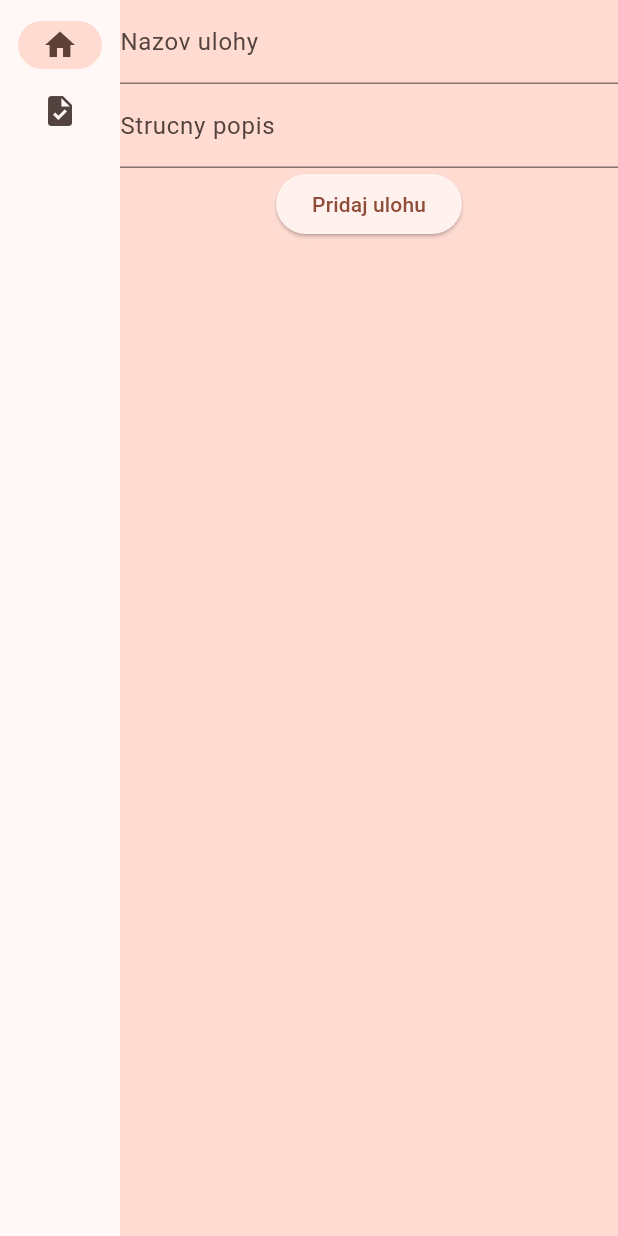
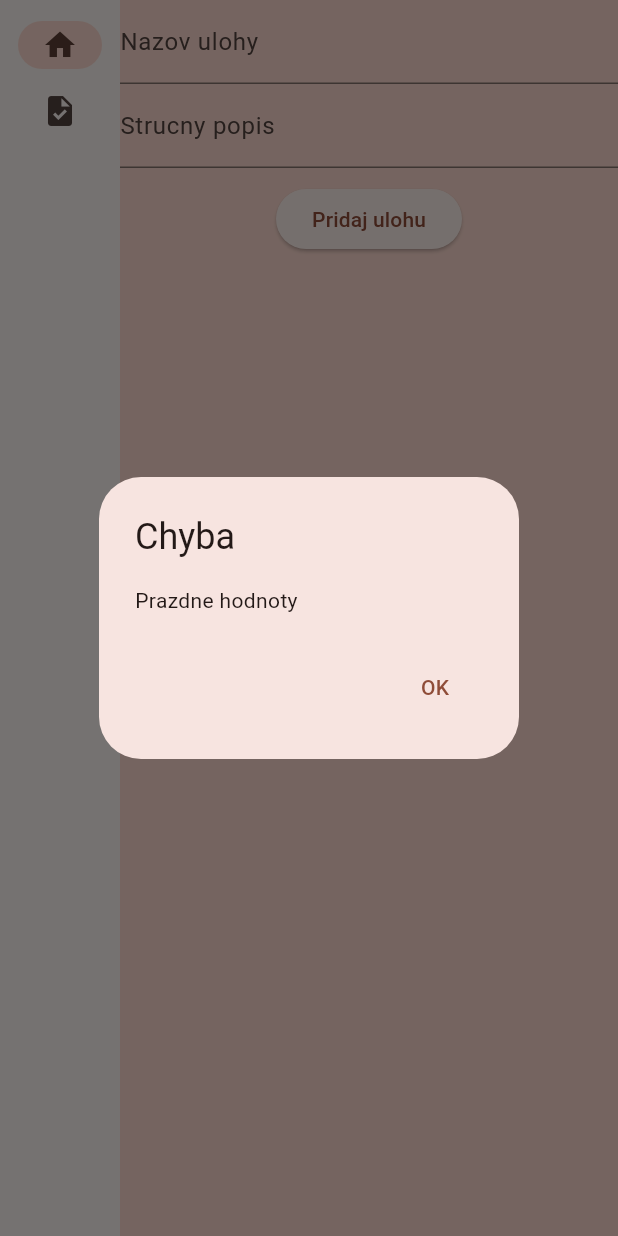
Before and after one commit to marcincakA/todoListFlutter, a Flutter app: the screen it shows after launch, after a tap on "Pridaj ulohu", on a phone screen of 412 x 824 dp. Run offline on Flutter 3.47's test engine with Material 3 defaults, Android fonts, the phone set to English and light mode, and no system bars.

Commit message:
Refresh after deletion working Issues: GUI is shit

```diff
--- a/lib/main.dart
+++ b/lib/main.dart
@@ -28,6 +28,11 @@ class MyApp extends StatelessWidget {
 class MyAppState extends ChangeNotifier {
   //todo list of tasks
   var taskList = <Task>[];
+
+  void removeTasks(Task task) {
+    taskList.remove(task);
+    notifyListeners();
+  }
 }
 
 
@@ -102,6 +107,21 @@ class _TaskCreatorState extends State<TaskCreator> {
   final nazovController = TextEditingController();
   final popisController = TextEditingController();
 
+  void _showErrorDialog(String errorMessage) {
+    showDialog(context: context,
+        builder: (BuildContext context) {
+          return AlertDialog(
+            title: Text('Chyba'),
+            content: Text(errorMessage),
+            actions: <Widget>[
+              TextButton(onPressed: () {
+                Navigator.of(context).pop(); // zatvori dialog
+              }, child: Text('OK')),
+            ],
+          );
+        });
+  }
+
   @override
   void dispose(){
     nazovController.dispose();
@@ -115,6 +135,7 @@ class _TaskCreatorState extends State<TaskCreator> {
 
     return Center(
       child: Column(
+
         children: [
           TextFormField(
             controller: nazovController,
@@ -130,20 +151,25 @@ class _TaskCreatorState extends State<TaskCreator> {
               labelText: 'Strucny popis',
             ),
           ),
+          SizedBox(height: 10,),
           ElevatedButton(onPressed: (){
             if(nazovController.text.isEmpty || popisController.text.isEmpty) {
-              print('Prazdne hodnoty');
+              _showErrorDialog("Prazdne hodnoty");
+              print('Prazdne hodnoty'); //console output
               return;
             }
             Task task = Task(nazovController.text, popisController.text);
             for(Task taskIn in appState.taskList) {
               if(taskIn.name == task.name) {
-                    print('Task s danym nazvom uz existuje');
+                    _showErrorDialog("Task s danym nazvom uz existuje");
+                    print('Task s danym nazvom uz existuje'); //console output
                     return;
                   }
                 }
-              print('Podarilo sa');
+              print('Podarilo sa'); //console output
               appState.taskList.add(task);
+              nazovController.clear();
+              popisController.clear();
 
               }, child: Text('Pridaj ulohu'))
         ],
@@ -175,9 +201,9 @@ class TasksPage extends StatelessWidget{
           title: Text(task.name),
           subtitle: Text(task.description),
           trailing: ElevatedButton(onPressed: () {
-            appState.taskList.remove(task);
+            appState.removeTasks(task);
     },
-          child: null,)
+          child: Icon(Icons.done),)
           ),
       ],
     );
```
